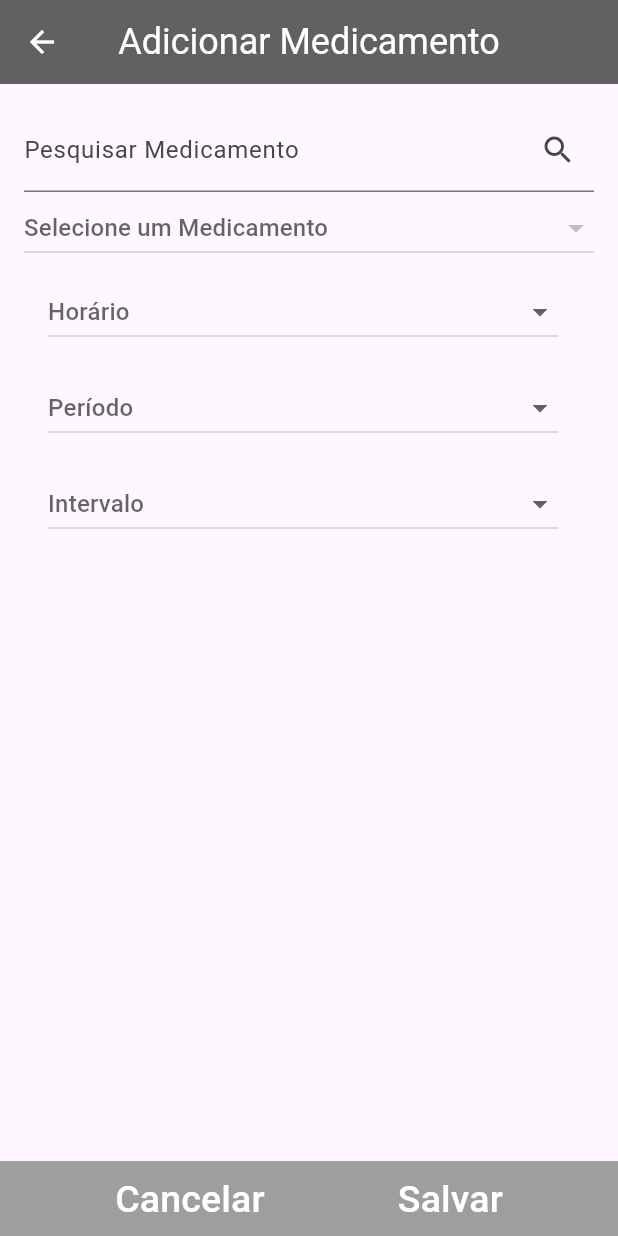
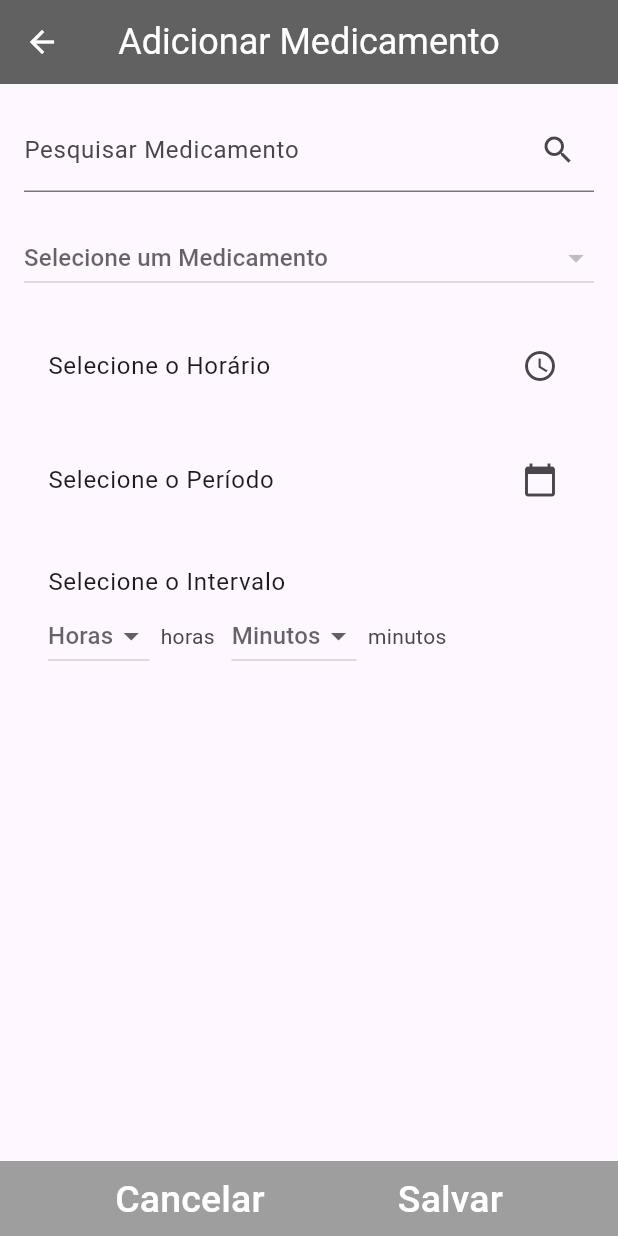
Before and after one commit to pgmaximo/S3_ProjetoIntegrador_SuaSaudeApp, a Flutter app: the AddRemedioPage screen opened directly, on a phone screen of 412 x 824 dp. Run offline on Flutter 3.47's test engine with Material 3 defaults, Android fonts, the phone set to English and light mode, and no system bars; our stand-ins replace cloud_firestore, firebase_auth, firebase_core, google_sign_in, hive, hive_flutter; missing offline and left inert: syncfusion_flutter_pdf; accounts and stored records are empty.

Commit message:
Medicamentos com tipos adequados e podem ser deletados

```diff
--- a/lib/pages/TelaMedicamento/add_remedio_page.dart
+++ b/lib/pages/TelaMedicamento/add_remedio_page.dart
@@ -19,14 +19,10 @@ class _AddRemedioPageState extends State<AddRemedioPage> {
   List<String> nomeMedicamentoFiltrado = [];
   TextEditingController controleBusca = TextEditingController();
 
-  List<String> horas = List.generate(48,(index) =>
-          "${index ~/ 2}:${(index % 2 * 30).toString().padLeft(2, '0')}");
-  List<String> periodos = List.generate(30, (index) => '${index + 1} dias');
-  List<String> intervalos = List.generate(24, (index) => '${index + 1}h');
-
-  String? horaSelec;
-  String? periodoSelec;
-  String? intervaloSelec;
+  TimeOfDay? horaSelec;
+  DateTime? periodoSelec;
+  int? horasIntervalo;
+  int? minutosIntervalo;
 
   @override
   void initState() {
@@ -62,8 +58,10 @@ class _AddRemedioPageState extends State<AddRemedioPage> {
   @override
   Widget build(BuildContext context) {
     return Scaffold(
-      appBar:
-          const AppBarWidget(titulo: 'Adicionar Medicamento', logout: false, rota:'/remedios_page'),
+      appBar: const AppBarWidget(
+          titulo: 'Adicionar Medicamento',
+          logout: false,
+          rota: '/remedios_page'),
       body: Column(
         children: [
           Expanded(
@@ -79,6 +77,7 @@ class _AddRemedioPageState extends State<AddRemedioPage> {
                         suffixIcon: Icon(Icons.search),
                       ),
                     ),
+                    const SizedBox(height: 20),
                     DropdownButton<String>(
                       value: medicamentoSelec,
                       hint: const Text("Selecione um Medicamento"),
@@ -96,9 +95,87 @@ class _AddRemedioPageState extends State<AddRemedioPage> {
                         );
                       }).toList(),
                     ),
-                    buildDropdown("Horário", horaSelec, horas),
-                    buildDropdown("Período", periodoSelec, periodos),
-                    buildDropdown("Intervalo", intervaloSelec, intervalos),
+                    const SizedBox(height: 20),
+                    ListTile(
+                      title: Text(horaSelec == null
+                          ? "Selecione o Horário"
+                          : "Horário: ${horaSelec!.format(context)}"),
+                      trailing: const Icon(Icons.access_time),
+                      onTap: () async {
+                        TimeOfDay? pickedTime = await showTimePicker(
+                          context: context,
+                          initialTime: horaSelec ?? TimeOfDay.now(),
+                        );
+                        if (pickedTime != null) {
+                          setState(() {
+                            horaSelec = pickedTime;
+                          });
+                        }
+                      },
+                    ),
+                    const SizedBox(height: 20),
+                    ListTile(
+                      title: Text(periodoSelec == null
+                          ? "Selecione o Período"
+                          : "Período: ${periodoSelec!.toLocal()}"
+                              .split(' ')[0]),
+                      trailing: const Icon(Icons.calendar_today),
+                      onTap: () async {
+                        DateTime? pickedDate = await showDatePicker(
+                          context: context,
+                          initialDate: periodoSelec ?? DateTime.now(),
+                          firstDate: DateTime(2000),
+                          lastDate: DateTime(2101),
+                        );
+                        if (pickedDate != null) {
+                          setState(() {
+                            periodoSelec = pickedDate;
+                          });
+                        }
+                      },
+                    ),
+                    const SizedBox(height: 20),
+                    ListTile(
+                      title: Text("Selecione o Intervalo"),
+                      subtitle: Row(
+                        children: [
+                          DropdownButton<int>(
+                            value: horasIntervalo,
+                            hint: const Text("Horas"),
+                            items: List.generate(24, (index) => index)
+                                .map((int value) {
+                              return DropdownMenuItem<int>(
+                                value: value,
+                                child: Text(value.toString()),
+                              );
+                            }).toList(),
+                            onChanged: (newValue) {
+                              setState(() {
+                                horasIntervalo = newValue;
+                              });
+                            },
+                          ),
+                          const Text("  horas   "),
+                          DropdownButton<int>(
+                            value: minutosIntervalo,
+                            hint: const Text("Minutos"),
+                            items: List.generate(60, (index) => index)
+                                .map((int value) {
+                              return DropdownMenuItem<int>(
+                                value: value,
+                                child: Text(value.toString()),
+                              );
+                            }).toList(),
+                            onChanged: (newValue) {
+                              setState(() {
+                                minutosIntervalo = newValue;
+                              });
+                            },
+                          ),
+                          const Text("  minutos"),
+                        ],
+                      ),
+                    ),
                   ],
                 ),
               ),
@@ -149,45 +226,17 @@ class _AddRemedioPageState extends State<AddRemedioPage> {
     final box = Hive.box<MedicamentoHive>('medicamentosBox');
     final novoMedicamento = MedicamentoHive(
         nome: medicamentoSelec ?? "Nome padrão",
-        horario: horaSelec ?? "08:00",
-        periodo: periodoSelec ?? "1 dia",
-        intervalo: intervaloSelec ?? "1h");
+        horario: horaSelec != null ? horaSelec!.format(context) : "08:00",
+        periodo: periodoSelec != null
+            ? periodoSelec!.toLocal().toString().split(' ')[0]
+            : "1 dia",
+        intervalo: horasIntervalo != null && minutosIntervalo != null
+            ? "${horasIntervalo!}h ${minutosIntervalo!}m"
+            : "1h");
     await box.add(novoMedicamento);
 
     // Opcional: Mostra um snackbar ou outro feedback
     ScaffoldMessenger.of(context).showSnackBar(
         const SnackBar(content: Text("Medicamento salvo com sucesso!")));
   }
-
-  Widget buildDropdown(String title, String? value, List<String> options) {
-    return ListTile(
-      title: DropdownButton<String>(
-        value: value,
-        hint: Text(title),
-        isExpanded: true,
-        onChanged: (String? newValue) {
-          setState(() {
-            switch (title) {
-              case "Horário":
-                horaSelec = newValue;
-                break;
-              case "Período":
-                periodoSelec = newValue;
-                break;
-              case "Intervalo":
-                intervaloSelec = newValue;
-                break;
-              default:
-            }
-          });
-        },
-        items: options.map<DropdownMenuItem<String>>((String value) {
-          return DropdownMenuItem<String>(
-            value: value,
-            child: Text(value),
-          );
-        }).toList(),
-      ),
-    );
-  }
 }
--- a/pubspec.yaml
+++ b/pubspec.yaml
@@ -25,6 +25,7 @@ dependencies:
   syncfusion_flutter_pdf: ^25.2.3
   intl: ^0.19.0
 
+
 dev_dependencies:
   flutter_driver:
     sdk: flutter
```
Also changed, not shown: lib/pages/TelaMedicamento/remedios_page.dart (+74 -4 lines).
